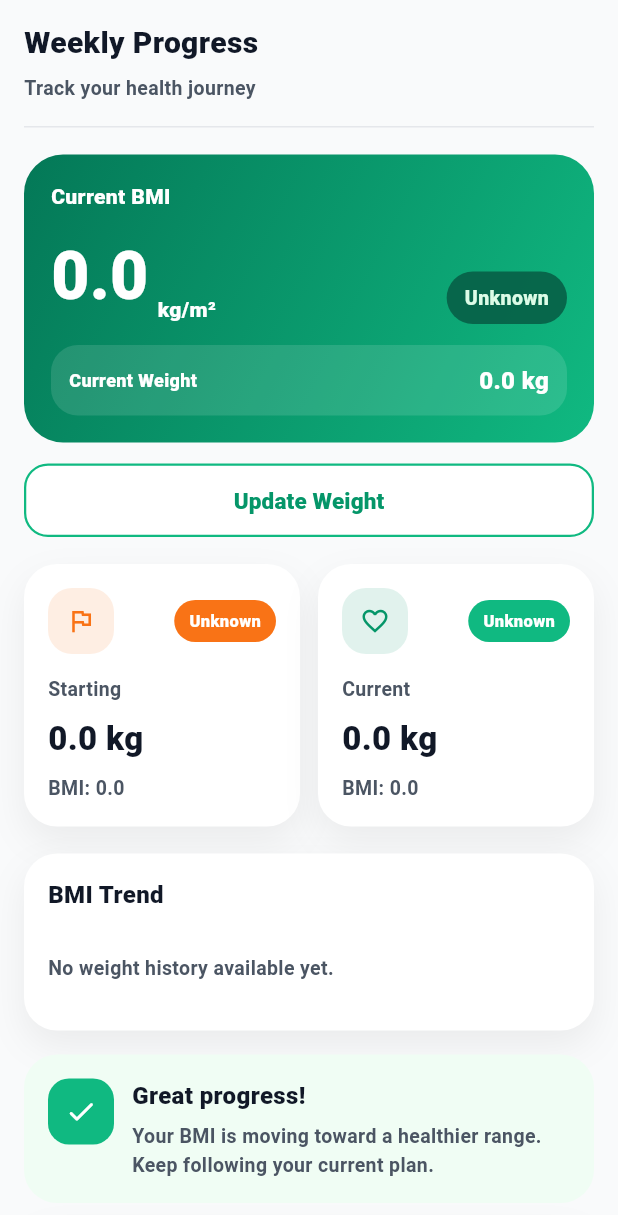
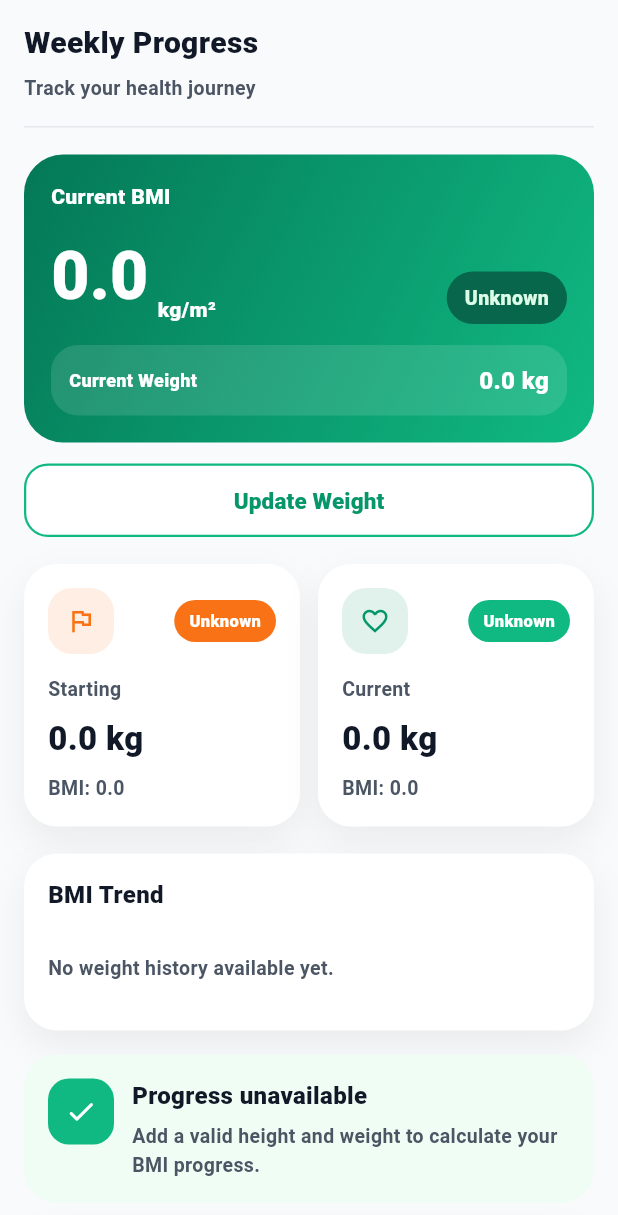
Before and after one commit to Dinethchathurya/fitviora, a Flutter app: the ProgressPage widget shown alone on an empty page, opened directly, on a phone screen of 412 x 824 dp. Shown: the top 1215 px of the screen. Run offline on Flutter 3.47's test engine with Material 3 defaults, Android fonts, the phone set to English and light mode, and no system bars; our stand-ins replace cloud_firestore, firebase_auth, firebase_core, flutter_dotenv, geolocator, shared_preferences; accounts and stored records are empty; network calls fail.

Commit message:
fix the bugs

```diff
--- a/lib/features/progress/presentation/pages/progress_page.dart
+++ b/lib/features/progress/presentation/pages/progress_page.dart
@@ -406,9 +406,8 @@ class _ProgressPageState extends State<ProgressPage> {
 
               // Status message cards
               ProgressStatusCard(
-                title: 'Great progress!',
-                text:
-                    'Your BMI is moving toward a healthier range. Keep following your current plan.',
+                title: _viewModel.progressTitle,
+                text: _viewModel.progressMessage,
               ),
 
               const SizedBox(height: 12),
@@ -536,20 +535,20 @@ class _ProgressPageState extends State<ProgressPage> {
                     borderRadius: BorderRadius.circular(16),
                     border: Border.all(color: AppColors.emerald500, width: 1.5),
                   ),
-                  child: const Row(
+                  child: Row(
                     mainAxisAlignment: MainAxisAlignment.center,
                     children: [
-                      Icon(
+                      const Icon(
                         Icons.check_circle_rounded,
                         color: AppColors.emerald600,
                         size: 20,
                       ),
-                      SizedBox(width: 8),
+                      const SizedBox(width: 8),
                       Flexible(
                         child: Text(
-                          'You are in the Maintenance Plan.',
+                          _viewModel.maintenanceStatusText,
                           textAlign: TextAlign.center,
-                          style: TextStyle(
+                          style: const TextStyle(
                             fontSize: 15,
                             fontWeight: FontWeight.w900,
                             color: AppColors.emerald600,
@@ -559,7 +558,6 @@ class _ProgressPageState extends State<ProgressPage> {
                     ],
                   ),
                 ),
-
               const SizedBox(height: 18),
 
               // Stats cards
--- a/lib/features/progress/presentation/viewmodels/progress_view_model.dart
+++ b/lib/features/progress/presentation/viewmodels/progress_view_model.dart
@@ -22,18 +22,17 @@ class WeightRecord {
 
     return WeightRecord(
       weightKg: ProgressViewModel.toDouble(data['weightKg']),
-      previousWeightKg:
-          ProgressViewModel.toDouble(data['previousWeightKg']),
+      previousWeightKg: ProgressViewModel.toDouble(data['previousWeightKg']),
       recordedAt: ProgressViewModel.toDateTime(data['recordedAt']),
     );
   }
 }
 
+enum BmiProgressState { unavailable, improving, stable, declining }
+
 class ProgressViewModel extends ChangeNotifier {
-  ProgressViewModel({
-    FirebaseAuth? firebaseAuth,
-    FirebaseFirestore? firestore,
-  })  : _firebaseAuth = firebaseAuth,
+  ProgressViewModel({FirebaseAuth? firebaseAuth, FirebaseFirestore? firestore})
+    : _firebaseAuth = firebaseAuth,
       _firestore = firestore;
 
   final FirebaseAuth? _firebaseAuth;
@@ -41,11 +40,9 @@ class ProgressViewModel extends ChangeNotifier {
 
   FirebaseAuth get firebaseAuth => _firebaseAuth ?? FirebaseAuth.instance;
 
-  FirebaseFirestore get firestore =>
-      _firestore ?? FirebaseFirestore.instance;
+  FirebaseFirestore get firestore => _firestore ?? FirebaseFirestore.instance;
 
-  StreamSubscription<DocumentSnapshot<Map<String, dynamic>>>?
-      _userSubscription;
+  StreamSubscription<DocumentSnapshot<Map<String, dynamic>>>? _userSubscription;
 
   StreamSubscription<QuerySnapshot<Map<String, dynamic>>>?
   _weightRecordsSubscription;
@@ -69,17 +66,14 @@ class ProgressViewModel extends ChangeNotifier {
   double get startingWeightKg => _startingWeightKg;
 
   bool get hasData {
-    return _currentWeightKg > 0 &&
-        _heightCm > 0 &&
-        _error == null;
+    return _currentWeightKg > 0 && _heightCm > 0 && _error == null;
   }
 
   DateTime? _dateOfBirth;
   DateTime? get dateOfBirth => _dateOfBirth;
 
   final List<WeightRecord> _weightRecords = [];
-  List<WeightRecord> get weightRecords =>
-      List.unmodifiable(_weightRecords);
+  List<WeightRecord> get weightRecords => List.unmodifiable(_weightRecords);
 
   /// Load the user profile and begin listening for weight changes.
   Future<void> loadProgressData() async {
@@ -158,9 +152,7 @@ class ProgressViewModel extends ChangeNotifier {
           (snapshot) {
             _weightRecords
               ..clear()
-          ..addAll(
-            snapshot.docs.map(WeightRecord.fromFirestore),
-          );
+              ..addAll(snapshot.docs.map(WeightRecord.fromFirestore));
 
             _setStartingWeight();
 
@@ -223,11 +215,11 @@ class ProgressViewModel extends ChangeNotifier {
       _error = null;
       notifyListeners();
 
-      final userReference =
-          firestore.collection('users').doc(user.uid);
+      final userReference = firestore.collection('users').doc(user.uid);
 
-      final weightRecordReference =
-          userReference.collection('weight_records').doc();
+      final weightRecordReference = userReference
+          .collection('weight_records')
+          .doc();
 
       final now = DateTime.now();
       final recordedDate = _dateOnlyString(now);
@@ -257,8 +249,9 @@ class ProgressViewModel extends ChangeNotifier {
       _currentWeightKg = newWeightKg;
 
       if (_startingWeightKg <= 0) {
-        _startingWeightKg =
-            previousWeightKg > 0 ? previousWeightKg : newWeightKg;
+        _startingWeightKg = previousWeightKg > 0
+            ? previousWeightKg
+            : newWeightKg;
       }
 
       notifyListeners();
@@ -294,8 +287,7 @@ class ProgressViewModel extends ChangeNotifier {
       return 'Weight cannot exceed 400 kg.';
     }
 
-    if (_currentWeightKg > 0 &&
-        (value - _currentWeightKg).abs() > 50) {
+    if (_currentWeightKg > 0 && (value - _currentWeightKg).abs() > 50) {
       return 'The weight change is too large. Check the entered value.';
     }
 
@@ -323,11 +315,9 @@ class ProgressViewModel extends ChangeNotifier {
 
   String get startingBmiText => startingBmi.toStringAsFixed(1);
 
-  String get currentWeightText =>
-      '${_formatWeight(_currentWeightKg)} kg';
+  String get currentWeightText => '${_formatWeight(_currentWeightKg)} kg';
 
-  String get startingWeightText =>
-      '${_formatWeight(_startingWeightKg)} kg';
+  String get startingWeightText => '${_formatWeight(_startingWeightKg)} kg';
 
   String get currentBmiCategory => bmiCategory(currentBmi);
 
@@ -349,8 +339,8 @@ class ProgressViewModel extends ChangeNotifier {
   static String bmiCategory(double bmi) {
     if (bmi <= 0) return 'Unknown';
     if (bmi < 18.5) return 'Underweight';
-    if (bmi < 25) return 'Normal';
-    if (bmi < 30) return 'Overweight';
+    if (bmi < 25.0) return 'Normal';
+    if (bmi < 30.0) return 'Overweight';
     return 'Obese';
   }
 
@@ -358,8 +348,7 @@ class ProgressViewModel extends ChangeNotifier {
   // Progress calculations
   // ---------------------------------------------------------------------------
 
-  double get weightChangeKg =>
-      _currentWeightKg - _startingWeightKg;
+  double get weightChangeKg => _currentWeightKg - _startingWeightKg;
 
   double get weightLostKg {
     final difference = _startingWeightKg - _currentWeightKg;
@@ -403,8 +392,7 @@ class ProgressViewModel extends ChangeNotifier {
 
   bool get isWeightIncreased => weightChangeKg > 0;
 
-  bool get isCurrentBmiNormal =>
-      currentBmi >= 18.5 && currentBmi < 25;
+  bool get isCurrentBmiNormal => currentBmi >= 18.5 && currentBmi < 25;
 
   int get totalRecordedWeights => _weightRecords.length;
 
@@ -426,50 +414,39 @@ class ProgressViewModel extends ChangeNotifier {
   }
 
 String get progressTitle {
-    if (currentBmi <= 0) {
+  switch (bmiProgressState) {
+    case BmiProgressState.improving:
+      return 'Great progress!';
+
+    case BmiProgressState.stable:
+      return 'You are maintaining your current state';
+
+    case BmiProgressState.declining:
+      return 'Your BMI needs attention';
+
+    case BmiProgressState.unavailable:
       return 'Progress unavailable';
   }
-
-    if (isCurrentBmiNormal) {
-      return 'Great progress!';
 }
 
-    if (startingBmi <= 0) {
-      return 'Keep tracking';
-    }
-
-    final startingDistance = _distanceFromNormalRange(startingBmi);
-    final currentDistance = _distanceFromNormalRange(currentBmi);
-
-    if (currentDistance < startingDistance) {
-      return 'You are improving!';
-    }
-
-    if (currentDistance > startingDistance) {
-      return 'Review your progress';
-    }
-
-    return 'Keep going!';
-  }
 
 String get progressMessage {
-    if (currentBmi <= 0) {
-      return 'Add a valid height and weight to calculate your BMI.';
+  switch (bmiProgressState) {
+    case BmiProgressState.improving:
+      return 'Your BMI is moving toward a healthier range. '
+          'Keep following your current plan.';
+
+    case BmiProgressState.stable:
+      return 'You are maintaining your current state. '
+          'Keep going and stay focused.';
+
+    case BmiProgressState.declining:
+      return 'Your BMI is moving away from the healthy range. '
+          'Please follow your plan more consistently.';
+
+    case BmiProgressState.unavailable:
+      return 'Add a valid height and weight to calculate your BMI progress.';
   }
-
-    if (isCurrentBmiNormal) {
-      return 'Your BMI is within the normal range. Continue following your current plan.';
-    }
-
-    if (currentBmi < 18.5) {
-      return 'Your BMI is below the normal range. Focus on gradual and healthy weight gain.';
-    }
-
-    if (currentBmi < 30) {
-      return 'Your BMI is above the normal range. Continue tracking meals and physical activity.';
-    }
-
-    return 'Your BMI is significantly above the normal range. Consider obtaining professional health guidance.';
 }
 
   int get consecutiveNormalRecords {
@@ -480,10 +457,7 @@ class ProgressViewModel extends ChangeNotifier {
     var count = 0;
 
     for (final record in _weightRecords.reversed) {
-      final bmi = calculateBmi(
-        weightKg: record.weightKg,
-        heightCm: _heightCm,
-      );
+      final bmi = calculateBmi(weightKg: record.weightKg, heightCm: _heightCm);
 
       if (bmi >= 18.5 && bmi < 25) {
         count++;
@@ -494,26 +468,39 @@ class ProgressViewModel extends ChangeNotifier {
 
     return count;
   }
-
-  bool get showCongratulations =>
-      isCurrentBmiNormal && consecutiveNormalRecords >= 2;
+bool get showCongratulations {
+  return startedOutsideNormalRange &&
+      reachedNormalRange &&
+      hasStableNormalBmi;
+}
 
 String get congratulationsMessage {
-    final count = consecutiveNormalRecords;
-
-    if (count <= 1) {
-      return 'Your current BMI is within the normal range.';
+  if (!reachedNormalRange) {
+    return progressMessage;
   }
 
-    return "You've maintained a normal BMI for $count consecutive records.";
+  if (!startedOutsideNormalRange) {
+    return 'Your BMI is currently within the normal range.';
   }
 
-  static double _distanceFromNormalRange(double bmi) {
+  if (!hasStableNormalBmi) {
+    return 'You have reached the normal BMI range. '
+        'Maintain it for two consecutive weeks to complete normalization.';
+  }
+
+  return 'Congratulations! You have reached a healthy BMI range '
+      'and maintained it for two consecutive weeks.';
+}
+  static double distanceFromNormalRange(double bmi) {
+    if (bmi <= 0) {
+      return double.infinity;
+    }
+
     if (bmi < 18.5) {
       return 18.5 - bmi;
     }
 
-    if (bmi >= 25) {
+    if (bmi >= 25.0) {
       return bmi - 24.9;
     }
 
@@ -529,9 +516,7 @@ class ProgressViewModel extends ChangeNotifier {
       return List.unmodifiable(_weightRecords);
     }
 
-    return List.unmodifiable(
-      _weightRecords.sublist(_weightRecords.length - 5),
-    );
+    return List.unmodifiable(_weightRecords.sublist(_weightRecords.length - 5));
   }
 
   List<double> get recentWeights {
@@ -546,12 +531,7 @@ class ProgressViewModel extends ChangeNotifier {
 
   List<double> get recentBmis {
     return recentWeights
-        .map(
-          (weight) => calculateBmi(
-            weightKg: weight,
-            heightCm: _heightCm,
-          ),
-        )
+        .map((weight) => calculateBmi(weightKg: weight, heightCm: _heightCm))
         .toList();
   }
 
@@ -587,8 +567,7 @@ class ProgressViewModel extends ChangeNotifier {
   }
 
   static DateTime toDateTime(dynamic value) {
-    return toNullableDateTime(value) ??
-        DateTime.fromMillisecondsSinceEpoch(0);
+    return toNullableDateTime(value) ?? DateTime.fromMillisecondsSinceEpoch(0);
   }
 
   static DateTime? toNullableDateTime(dynamic value) {
@@ -638,10 +617,8 @@ class ProgressViewModel extends ChangeNotifier {
     super.dispose();
   }
 
-
   // ---------------------------------------------------------------------------
   // Change the plan
-
 
   String _goal = 'Maintenance';
   String get goal => _goal;
@@ -658,12 +635,11 @@ bool get isMaintenancePlan {
   }
 
 bool get canChangeToMaintenance {
-  final normalizedGoal = _goal.trim().toLowerCase();
-
-  return normalizedGoal.contains('gain') ||
-      normalizedGoal.contains('loss');
+  return !isMaintenancePlan &&
+      startedOutsideNormalRange &&
+      reachedNormalRange &&
+      hasStableNormalBmi;
 }
-
 
  Future<bool> changeToMaintenancePlan() async {
   final user = firebaseAuth.currentUser;
@@ -678,6 +654,12 @@ Future<bool> changeToMaintenancePlan() async {
     return true;
   }
 
+  if (!canChangeToMaintenance) {
+    _error = maintenanceStatusText;
+    notifyListeners();
+    return false;
+  }
+
   if (_isUpdatingGoal) {
     return false;
   }
@@ -687,12 +669,29 @@ Future<bool> changeToMaintenancePlan() async {
     _error = null;
     notifyListeners();
 
-    await firestore.collection('users').doc(user.uid).update({
+    final userReference = firestore.collection('users').doc(user.uid);
+
+    final planHistoryReference = userReference
+        .collection('plan_history')
+        .doc();
+
+    final batch = firestore.batch();
+
+    batch.set(planHistoryReference, {
+      'previousGoal': _goal,
+      'newGoal': 'Maintenance',
+      'weightKg': _currentWeightKg,
+      'bmi': currentBmi,
+      'changedAt': FieldValue.serverTimestamp(),
+    });
+
+    batch.update(userReference, {
       'goal': 'Maintenance',
       'updatedAt': FieldValue.serverTimestamp(),
     });
 
-    // Immediate UI update. The profile stream will also receive this change.
+    await batch.commit();
+
     _goal = 'Maintenance';
 
     notifyListeners();
@@ -710,9 +709,6 @@ Future<bool> changeToMaintenancePlan() async {
     notifyListeners();
   }
 }
-
-
-
 
 
   String get weightStatLabel {
@@ -810,5 +806,130 @@ IconData get bmiStatIcon {
   }
 
 
+BmiProgressState get bmiProgressState {
+  if (startingBmi <= 0 || currentBmi <= 0) {
+    return BmiProgressState.unavailable;
+  }
+
+  final startingDistance = distanceFromNormalRange(startingBmi);
+  final currentDistance = distanceFromNormalRange(currentBmi);
+
+  final bmiDifference = (currentBmi - startingBmi).abs();
+
+  // Small changes should be treated as stable.
+  const stabilityBuffer = 0.2;
+
+  if (bmiDifference <= stabilityBuffer) {
+    return BmiProgressState.stable;
+  }
+
+  if (currentDistance < startingDistance) {
+    return BmiProgressState.improving;
+  }
+
+  if (currentDistance > startingDistance) {
+    return BmiProgressState.declining;
+  }
+
+  return BmiProgressState.stable;
+}
+
+
+
+int get consecutiveNormalWeeks {
+  if (_heightCm <= 0 || _weightRecords.isEmpty) {
+    return 0;
+  }
+
+  final weeklyLatestRecords = <String, WeightRecord>{};
+
+  for (final record in _weightRecords) {
+    if (record.recordedAt.millisecondsSinceEpoch <= 0) {
+      continue;
+    }
+
+    final weekKey = _weekKey(record.recordedAt);
+
+    final existingRecord = weeklyLatestRecords[weekKey];
+
+    if (existingRecord == null ||
+        record.recordedAt.isAfter(existingRecord.recordedAt)) {
+      weeklyLatestRecords[weekKey] = record;
+    }
+  }
+
+  final records = weeklyLatestRecords.values.toList()
+    ..sort((a, b) => b.recordedAt.compareTo(a.recordedAt));
+
+  var count = 0;
+
+  for (final record in records) {
+    final bmi = calculateBmi(
+      weightKg: record.weightKg,
+      heightCm: _heightCm,
+    );
+
+    if (bmi >= 18.5 && bmi < 25.0) {
+      count++;
+    } else {
+      break;
+    }
+  }
+
+  return count;
+}
+
+static String _weekKey(DateTime date) {
+  final normalizedDate = DateTime(date.year, date.month, date.day);
+
+  final monday = normalizedDate.subtract(
+    Duration(days: normalizedDate.weekday - DateTime.monday),
+  );
+
+  final year = monday.year.toString().padLeft(4, '0');
+  final month = monday.month.toString().padLeft(2, '0');
+  final day = monday.day.toString().padLeft(2, '0');
+
+  return '$year-$month-$day';
+}
+
+bool get startedOutsideNormalRange {
+  return startingBmi > 0 &&
+      (startingBmi < 18.5 || startingBmi >= 25.0);
+}
+
+bool get reachedNormalRange {
+  return currentBmi >= 18.5 && currentBmi < 25.0;
+}
+
+bool get hasStableNormalBmi {
+  return consecutiveNormalWeeks >= 2;
+}
+
+
+
+String get maintenanceStatusText {
+  if (isMaintenancePlan) {
+    return 'You are in the Maintenance Plan.';
+  }
+
+  if (!reachedNormalRange) {
+    return 'Reach the normal BMI range to become eligible for Maintenance.';
+  }
+
+  if (!startedOutsideNormalRange) {
+    return 'Your BMI started within the normal range.';
+  }
+
+  if (!hasStableNormalBmi) {
+    final remainingWeeks = 2 - consecutiveNormalWeeks;
+
+    return remainingWeeks == 1
+        ? 'Maintain a normal BMI for 1 more week.'
+        : 'Maintain a normal BMI for 2 consecutive weeks.';
+  }
+
+  return 'You are eligible to change to the Maintenance Plan.';
+}
 
 }
```
Lines whose indentation alone changed are shown as unchanged.
